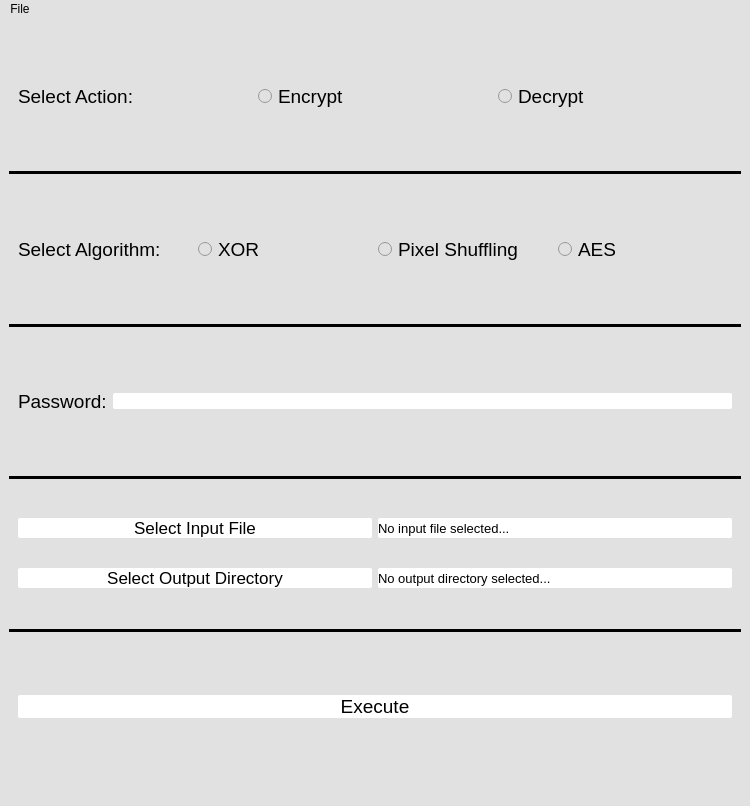
Before: the Qt Designer form src/mainwindow.ui in terrytosh/HF-Image-Encryption, drawn with Qt 5.
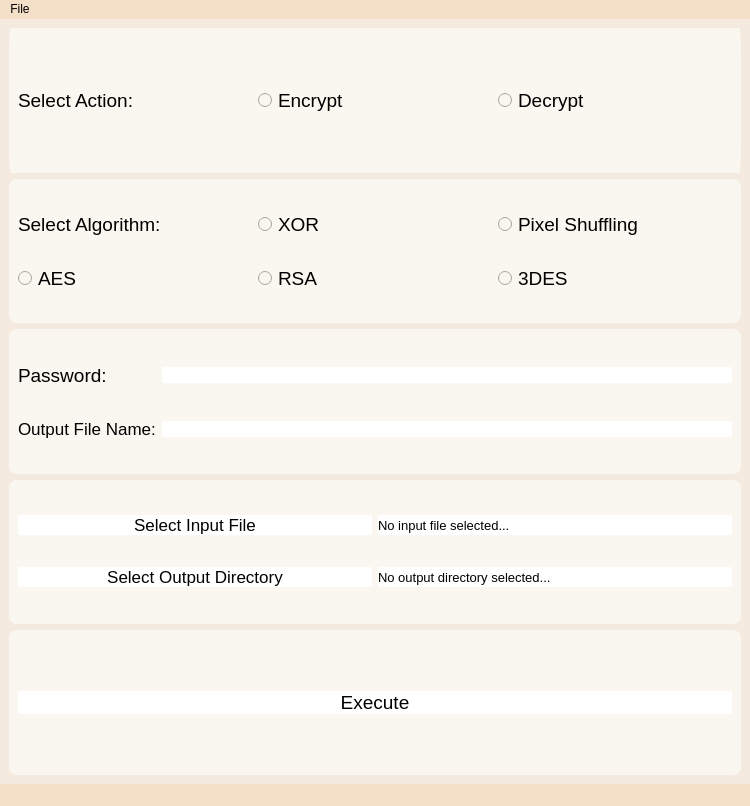
After: the same form once the commit is applied.

```diff
--- a/src/mainwindow.ui
+++ b/src/mainwindow.ui
@@ -20,18 +20,18 @@
    <string>MainWindow</string>
   </property>
   <property name="styleSheet">
-   <string notr="true">background-color: rgb(225, 225, 225);</string>
+   <string notr="true">background-color: rgb(244, 223, 200);</string>
   </property>
   <widget class="QWidget" name="centralwidget">
    <property name="styleSheet">
-    <string notr="true">background-color: rgb(225, 225, 225);</string>
+    <string notr="true">background-color: rgb(244, 234, 224);</string>
    </property>
    <layout class="QVBoxLayout" name="verticalLayout">
     <item>
      <widget class="QFrame" name="frame">
       <property name="styleSheet">
-       <string notr="true">background-color: rgb(225, 225, 225);
-border-radius: 2px solid black;</string>
+       <string notr="true">background-color: rgb(250, 246, 240);
+border-radius: 2px solid white;</string>
       </property>
       <property name="frameShape">
        <enum>QFrame::StyledPanel</enum>
@@ -82,21 +82,10 @@
       </layout>
      </widget>
     </item>
-    <item>
-     <widget class="Line" name="line">
-      <property name="styleSheet">
-       <string notr="true">border: 1px solid black;
-background-color: rgb(0, 0, 0);</string>
-      </property>
-      <property name="orientation">
-       <enum>Qt::Horizontal</enum>
-      </property>
-     </widget>
-    </item>
     <item>
      <widget class="QFrame" name="frame_2">
       <property name="styleSheet">
-       <string notr="true">background-color: rgb(225, 225, 225);
+       <string notr="true">background-color: rgb(250, 246, 240);
 border-radius: 8px;
 </string>
       </property>
@@ -106,8 +95,8 @@
       <property name="frameShadow">
        <enum>QFrame::Raised</enum>
       </property>
-      <layout class="QHBoxLayout" name="horizontalLayout_2">
-       <item>
+      <layout class="QGridLayout" name="gridLayout_2">
+       <item row="0" column="0">
         <widget class="QLabel" name="select_algorithm_label">
          <property name="font">
           <font>
@@ -120,8 +109,8 @@
          </property>
         </widget>
        </item>
-       <item>
-        <widget class="QRadioButton" name="algo1_radio_button">
+       <item row="0" column="1">
+        <widget class="QRadioButton" name="xor_radio_button">
          <property name="font">
           <font>
            <family>Arial</family>
@@ -133,8 +122,8 @@
          </property>
         </widget>
        </item>
-       <item>
-        <widget class="QRadioButton" name="algo2_radio_button">
+       <item row="0" column="2">
+        <widget class="QRadioButton" name="pixel_shuffling_radio_button">
          <property name="font">
           <font>
            <family>Arial</family>
@@ -146,8 +135,8 @@
          </property>
         </widget>
        </item>
-       <item>
-        <widget class="QRadioButton" name="algo3_radio_button">
+       <item row="1" column="0">
+        <widget class="QRadioButton" name="aes_radio_button">
          <property name="font">
           <font>
            <family>Arial</family>
@@ -159,24 +148,39 @@
          </property>
         </widget>
        </item>
+       <item row="1" column="1">
+        <widget class="QRadioButton" name="rsa_radio_button">
+         <property name="font">
+          <font>
+           <family>Arial</family>
+           <pointsize>14</pointsize>
+          </font>
+         </property>
+         <property name="text">
+          <string>RSA</string>
+         </property>
+        </widget>
+       </item>
+       <item row="1" column="2">
+        <widget class="QRadioButton" name="des_radio_button">
+         <property name="font">
+          <font>
+           <family>Arial</family>
+           <pointsize>14</pointsize>
+          </font>
+         </property>
+         <property name="text">
+          <string>3DES</string>
+         </property>
+        </widget>
+       </item>
       </layout>
      </widget>
     </item>
-    <item>
-     <widget class="Line" name="line_2">
-      <property name="styleSheet">
-       <string notr="true">border: 1px solid black;
-background-color: rgb(0, 0, 0);</string>
-      </property>
-      <property name="orientation">
-       <enum>Qt::Horizontal</enum>
-      </property>
-     </widget>
-    </item>
     <item>
      <widget class="QFrame" name="frame_3">
       <property name="styleSheet">
-       <string notr="true">background-color: rgb(225, 225, 225);
+       <string notr="true">background-color: rgb(250, 246, 240);
 border-radius: 8px;</string>
       </property>
       <property name="frameShape">
@@ -185,8 +189,8 @@
       <property name="frameShadow">
        <enum>QFrame::Raised</enum>
       </property>
-      <layout class="QHBoxLayout" name="horizontalLayout_3">
-       <item>
+      <layout class="QGridLayout" name="gridLayout_3">
+       <item row="1" column="0">
         <widget class="QLabel" name="password_label">
          <property name="font">
           <font>
@@ -199,7 +203,28 @@
          </property>
         </widget>
        </item>
-       <item>
+       <item row="2" column="0">
+        <widget class="QLabel" name="output_file_name_label">
+         <property name="font">
+          <font>
+           <family>Arial</family>
+           <pointsize>13</pointsize>
+          </font>
+         </property>
+         <property name="text">
+          <string>Output File Name:</string>
+         </property>
+        </widget>
+       </item>
+       <item row="2" column="1">
+        <widget class="QLineEdit" name="output_file_name_input">
+         <property name="styleSheet">
+          <string notr="true">background-color: rgb(255, 255, 255);
+border-radius: 2px;</string>
+         </property>
+        </widget>
+       </item>
+       <item row="1" column="1">
         <widget class="QLineEdit" name="password_input">
          <property name="styleSheet">
           <string notr="true">background-color: rgb(255, 255, 255);
@@ -216,21 +241,10 @@
       </layout>
      </widget>
     </item>
-    <item>
-     <widget class="Line" name="line_3">
-      <property name="styleSheet">
-       <string notr="true">border: 1px solid black;
-background-color: rgb(0, 0, 0);</string>
-      </property>
-      <property name="orientation">
-       <enum>Qt::Horizontal</enum>
-      </property>
-     </widget>
-    </item>
     <item>
      <widget class="QFrame" name="frame_4">
       <property name="styleSheet">
-       <string notr="true">background-color: rgb(225, 225, 225);
+       <string notr="true">background-color: rgb(250, 246, 240);
 border-radius: 8px;</string>
       </property>
       <property name="frameShape">
@@ -323,21 +337,10 @@
       </layout>
      </widget>
     </item>
-    <item>
-     <widget class="Line" name="line_4">
-      <property name="styleSheet">
-       <string notr="true">border: 1px solid black;
-background-color: rgb(0, 0, 0);</string>
-      </property>
-      <property name="orientation">
-       <enum>Qt::Horizontal</enum>
-      </property>
-     </widget>
-    </item>
     <item>
      <widget class="QFrame" name="frame_5">
       <property name="styleSheet">
-       <string notr="true">background-color: rgb(225, 225, 225);
+       <string notr="true">background-color: rgb(250, 246, 240);
 border-radius: 8px;</string>
       </property>
       <property name="frameShape">
```
